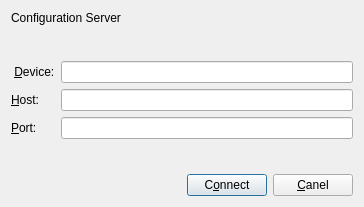
The window that ndtsconfigtool/connectdlg.ui (jkotan/nexdatas.configtool) describes before a commit, drawn with Qt 5.
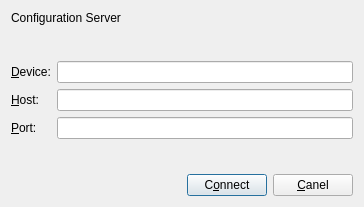
The same window after the commit.

```diff
--- a/ndtsconfigtool/connectdlg.ui
+++ b/ndtsconfigtool/connectdlg.ui
@@ -47,7 +47,7 @@
        <item row="0" column="0">
         <widget class="QLabel" name="deviceLabel">
          <property name="text">
-          <string> &amp;Device:</string>
+          <string>&amp;Device:</string>
          </property>
          <property name="buddy">
           <cstring>deviceLineEdit</cstring>
```
Left out of the diff: 4 changed lines with no effect on the pictures.
